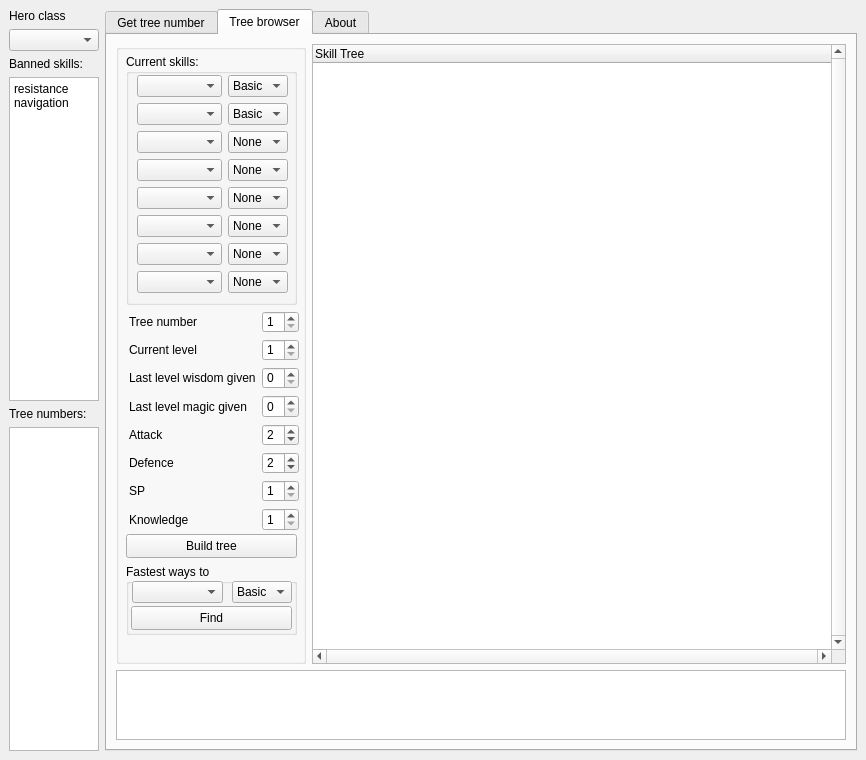
The window that tree_calc.ui (temig74/HotaTreeCalc) describes before a commit, drawn with Qt 5.
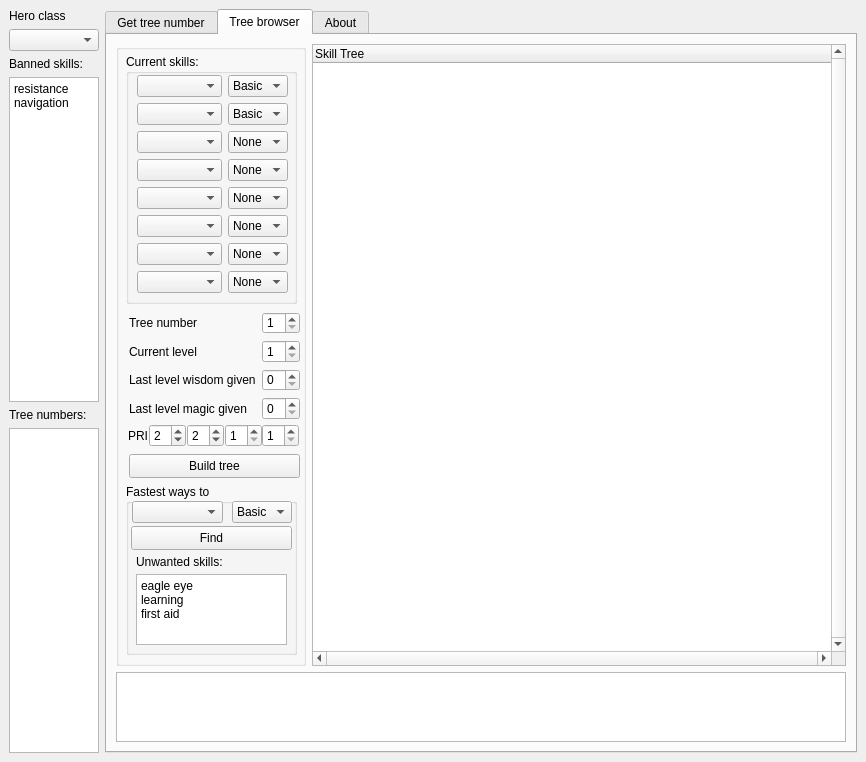
The same window after the commit. The open tabs and pages were chosen to show the change.

Patch:
```diff
--- a/tree_calc.ui
+++ b/tree_calc.ui
@@ -8,7 +8,7 @@
     <x>0</x>
     <y>0</y>
     <width>866</width>
-    <height>760</height>
+    <height>762</height>
    </rect>
   </property>
   <property name="sizePolicy">
@@ -494,9 +494,15 @@
                <x>10</x>
                <y>10</y>
                <width>171</width>
-               <height>251</height>
+               <height>250</height>
               </rect>
              </property>
+             <property name="minimumSize">
+              <size>
+               <width>0</width>
+               <height>250</height>
+              </size>
+             </property>
              <property name="title">
               <string>Current skills:</string>
              </property>
@@ -860,8 +866,8 @@
             <widget class="QPushButton" name="btn_build_tree">
              <property name="geometry">
               <rect>
-               <x>10</x>
-               <y>490</y>
+               <x>13</x>
+               <y>410</y>
                <width>171</width>
                <height>24</height>
               </rect>
@@ -870,13 +876,207 @@
               <string>Build tree</string>
              </property>
             </widget>
+            <widget class="QGroupBox" name="groupBox_3">
+             <property name="geometry">
+              <rect>
+               <x>10</x>
+               <y>440</y>
+               <width>171</width>
+               <height>171</height>
+              </rect>
+             </property>
+             <property name="minimumSize">
+              <size>
+               <width>171</width>
+               <height>171</height>
+              </size>
+             </property>
+             <property name="title">
+              <string>Fastest ways to</string>
+             </property>
+             <widget class="QComboBox" name="cmb_skill_search">
+              <property name="geometry">
+               <rect>
+                <x>6</x>
+                <y>17</y>
+                <width>91</width>
+                <height>22</height>
+               </rect>
+              </property>
+              <property name="minimumSize">
+               <size>
+                <width>85</width>
+                <height>0</height>
+               </size>
+              </property>
+             </widget>
+             <widget class="QComboBox" name="cmb_skill_search_level">
+              <property name="geometry">
+               <rect>
+                <x>106</x>
+                <y>17</y>
+                <width>60</width>
+                <height>22</height>
+               </rect>
+              </property>
+              <property name="minimumSize">
+               <size>
+                <width>60</width>
+                <height>0</height>
+               </size>
+              </property>
+              <property name="maximumSize">
+               <size>
+                <width>60</width>
+                <height>16777215</height>
+               </size>
+              </property>
+              <item>
+               <property name="text">
+                <string>Basic</string>
+               </property>
+              </item>
+              <item>
+               <property name="text">
+                <string>Advanced</string>
+               </property>
+              </item>
+              <item>
+               <property name="text">
+                <string>Expert</string>
+               </property>
+              </item>
+             </widget>
+             <widget class="QPushButton" name="btn_find_way">
+              <property name="geometry">
+               <rect>
+                <x>5</x>
+                <y>42</y>
+                <width>161</width>
+                <height>24</height>
+               </rect>
+              </property>
+              <property name="text">
+               <string>Find</string>
+              </property>
+             </widget>
+             <widget class="QLabel" name="label_11">
+              <property name="geometry">
+               <rect>
+                <x>10</x>
+                <y>70</y>
+                <width>91</width>
+                <height>16</height>
+               </rect>
+              </property>
+              <property name="text">
+               <string>Unwanted skills:</string>
+              </property>
+             </widget>
+             <widget class="QTextEdit" name="te_unwanted_skills">
+              <property name="geometry">
+               <rect>
+                <x>10</x>
+                <y>90</y>
+                <width>151</width>
+                <height>71</height>
+               </rect>
+              </property>
+              <property name="html">
+               <string>&lt;!DOCTYPE HTML PUBLIC &quot;-//W3C//DTD HTML 4.0//EN&quot; &quot;http://www.w3.org/TR/REC-html40/strict.dtd&quot;&gt;
+&lt;html&gt;&lt;head&gt;&lt;meta name=&quot;qrichtext&quot; content=&quot;1&quot; /&gt;&lt;meta charset=&quot;utf-8&quot; /&gt;&lt;style type=&quot;text/css&quot;&gt;
+p, li { white-space: pre-wrap; }
+hr { height: 1px; border-width: 0; }
+li.unchecked::marker { content: &quot;\2610&quot;; }
+li.checked::marker { content: &quot;\2612&quot;; }
+&lt;/style&gt;&lt;/head&gt;&lt;body style=&quot; font-family:'Segoe UI'; font-size:9pt; font-weight:400; font-style:normal;&quot;&gt;
+&lt;p style=&quot; margin-top:0px; margin-bottom:0px; margin-left:0px; margin-right:0px; -qt-block-indent:0; text-indent:0px;&quot;&gt;eagle eye&lt;/p&gt;
+&lt;p style=&quot; margin-top:0px; margin-bottom:0px; margin-left:0px; margin-right:0px; -qt-block-indent:0; text-indent:0px;&quot;&gt;learning&lt;/p&gt;
+&lt;p style=&quot; margin-top:0px; margin-bottom:0px; margin-left:0px; margin-right:0px; -qt-block-indent:0; text-indent:0px;&quot;&gt;first aid&lt;/p&gt;&lt;/body&gt;&lt;/html&gt;</string>
+              </property>
+             </widget>
+            </widget>
+            <widget class="QWidget" name="layoutWidget">
+             <property name="geometry">
+              <rect>
+               <x>12</x>
+               <y>380</y>
+               <width>171</width>
+               <height>24</height>
+              </rect>
+             </property>
+             <layout class="QHBoxLayout" name="horizontalLayout_8">
+              <property name="spacing">
+               <number>1</number>
+              </property>
+              <item>
+               <widget class="QLabel" name="label_10">
+                <property name="text">
+                 <string>PRI</string>
+                </property>
+               </widget>
+              </item>
+              <item>
+               <widget class="QSpinBox" name="sb_defence">
+                <property name="minimumSize">
+                 <size>
+                  <width>37</width>
+                  <height>0</height>
+                 </size>
+                </property>
+                <property name="value">
+                 <number>2</number>
+                </property>
+               </widget>
+              </item>
+              <item>
+               <widget class="QSpinBox" name="sb_attack">
+                <property name="minimumSize">
+                 <size>
+                  <width>37</width>
+                  <height>0</height>
+                 </size>
+                </property>
+                <property name="value">
+                 <number>2</number>
+                </property>
+               </widget>
+              </item>
+              <item>
+               <widget class="QSpinBox" name="sb_knowledge">
+                <property name="minimumSize">
+                 <size>
+                  <width>37</width>
+                  <height>0</height>
+                 </size>
+                </property>
+                <property name="minimum">
+                 <number>1</number>
+                </property>
+               </widget>
+              </item>
+              <item>
+               <widget class="QSpinBox" name="sb_sp">
+                <property name="minimumSize">
+                 <size>
+                  <width>37</width>
+                  <height>0</height>
+                 </size>
+                </property>
+                <property name="minimum">
+                 <number>1</number>
+                </property>
+               </widget>
+              </item>
+             </layout>
+            </widget>
             <widget class="QWidget" name="layoutWidget">
              <property name="geometry">
               <rect>
                <x>13</x>
-               <y>267</y>
-               <width>170</width>
-               <height>220</height>
+               <y>268</y>
+               <width>171</width>
+               <height>108</height>
               </rect>
              </property>
              <layout class="QFormLayout" name="formLayout_2">
@@ -960,143 +1160,8 @@
                 </property>
                </widget>
               </item>
-              <item row="4" column="0">
-               <widget class="QLabel" name="label_10">
-                <property name="text">
-                 <string>Attack</string>
-                </property>
-               </widget>
-              </item>
-              <item row="4" column="1">
-               <widget class="QSpinBox" name="sb_attack">
-                <property name="value">
-                 <number>2</number>
-                </property>
-               </widget>
-              </item>
-              <item row="5" column="0">
-               <widget class="QLabel" name="label_11">
-                <property name="text">
-                 <string>Defence</string>
-                </property>
-               </widget>
-              </item>
-              <item row="5" column="1">
-               <widget class="QSpinBox" name="sb_defence">
-                <property name="value">
-                 <number>2</number>
-                </property>
-               </widget>
-              </item>
-              <item row="6" column="0">
-               <widget class="QLabel" name="label_12">
-                <property name="text">
-                 <string>SP</string>
-                </property>
-               </widget>
-              </item>
-              <item row="6" column="1">
-               <widget class="QSpinBox" name="sb_sp">
-                <property name="minimum">
-                 <number>1</number>
-                </property>
-               </widget>
-              </item>
-              <item row="7" column="0">
-               <widget class="QLabel" name="label_13">
-                <property name="text">
-                 <string>Knowledge</string>
-                </property>
-               </widget>
-              </item>
-              <item row="7" column="1">
-               <widget class="QSpinBox" name="sb_knowledge">
-                <property name="minimum">
-                 <number>1</number>
-                </property>
-               </widget>
-              </item>
              </layout>
             </widget>
-            <widget class="QGroupBox" name="groupBox_3">
-             <property name="geometry">
-              <rect>
-               <x>10</x>
-               <y>520</y>
-               <width>171</width>
-               <height>71</height>
-              </rect>
-             </property>
-             <property name="title">
-              <string>Fastest ways to</string>
-             </property>
-             <widget class="QComboBox" name="cmb_skill_search">
-              <property name="geometry">
-               <rect>
-                <x>6</x>
-                <y>17</y>
-                <width>91</width>
-                <height>22</height>
-               </rect>
-              </property>
-              <property name="minimumSize">
-               <size>
-                <width>85</width>
-                <height>0</height>
-               </size>
-              </property>
-             </widget>
-             <widget class="QComboBox" name="cmb_skill_search_level">
-              <property name="geometry">
-               <rect>
-                <x>106</x>
-                <y>17</y>
-                <width>60</width>
-                <height>22</height>
-               </rect>
-              </property>
-              <property name="minimumSize">
-               <size>
-                <width>60</width>
-                <height>0</height>
-               </size>
-              </property>
-              <property name="maximumSize">
-               <size>
-                <width>60</width>
-                <height>16777215</height>
-               </size>
-              </property>
-              <item>
-               <property name="text">
-                <string>Basic</string>
-               </property>
-              </item>
-              <item>
-               <property name="text">
-                <string>Advanced</string>
-               </property>
-              </item>
-              <item>
-               <property name="text">
-                <string>Expert</string>
-               </property>
-              </item>
-             </widget>
-             <widget class="QPushButton" name="btn_find_way">
-              <property name="geometry">
-               <rect>
-                <x>5</x>
-                <y>42</y>
-                <width>161</width>
-                <height>24</height>
-               </rect>
-              </property>
-              <property name="text">
-               <string>Find</string>
-              </property>
-             </widget>
-            </widget>
            </widget>
           </item>
           <item>
```
Left out of the diff: 4 changed lines with no effect on the pictures.
